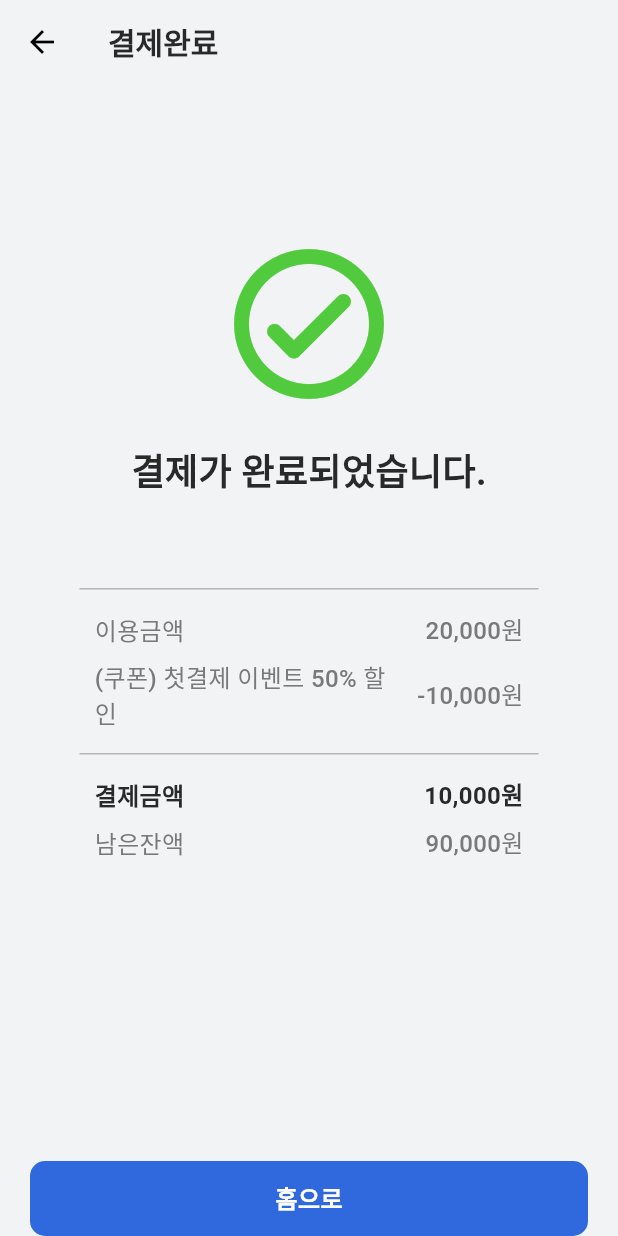
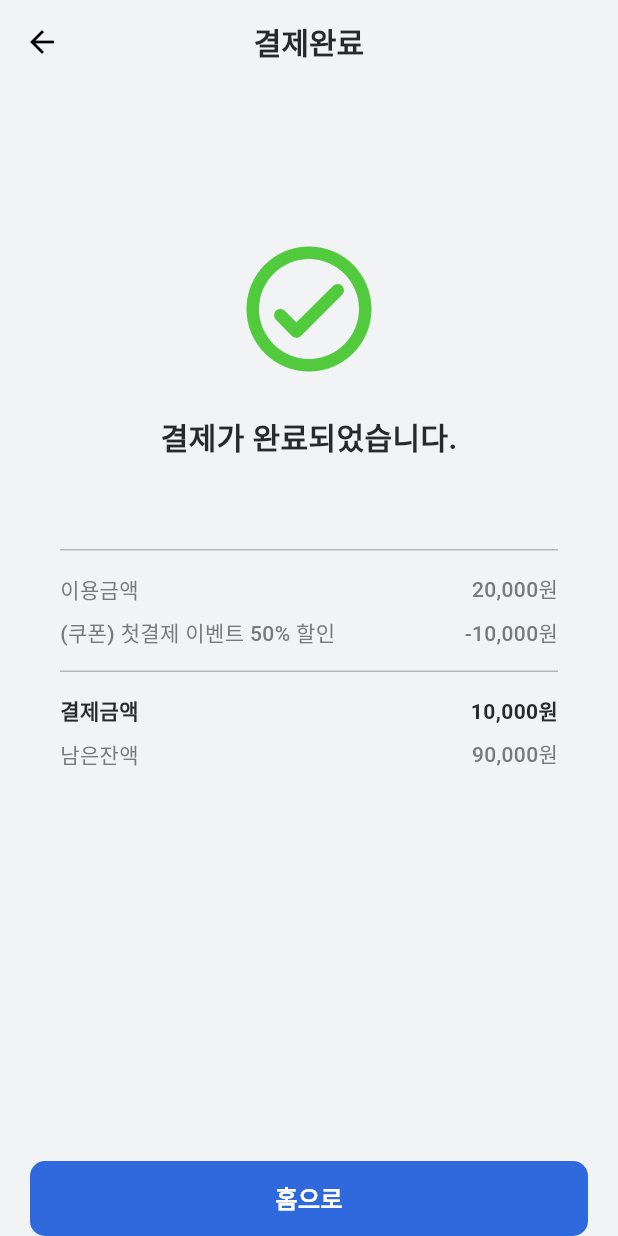
Before and after one commit to KIMSEUNGWO/All_Of_Football_Flutter, a Flutter app: the OrderCompleteWidget screen opened directly, on a phone screen of 412 x 824 dp. Run offline on Flutter 3.47's test engine with Material 3 defaults, Android fonts, the phone set to English and light mode, and no system bars; our stand-ins replace carousel_slider, flutter_riverpod, flutter_svg, shared_preferences, skeletonizer; missing offline and left inert: flutter_line_sdk; accounts and stored records are empty; Roboto replaces fonts that are missing (Pretendard); project files that could hold a hidden picture were left out.

Commit message:
feat : UI Font size 변경 및 centerTitle 변경

```diff
--- a/lib/widgets/form/field_match_form.dart
+++ b/lib/widgets/form/field_match_form.dart
@@ -59,7 +59,7 @@ class _FieldMatchFormWidgetState extends State<FieldMatchFormWidget> {
                         style: TextStyle(
                           color: Theme.of(context).colorScheme.primary,
                           fontWeight: FontWeight.w600,
-                          fontSize: Theme.of(context).textTheme.displaySmall!.fontSize,
+                          fontSize: Theme.of(context).textTheme.bodyLarge!.fontSize,
                         ),
                       ),
                       const SizedBox(width: 10,),
@@ -67,7 +67,7 @@ class _FieldMatchFormWidgetState extends State<FieldMatchFormWidget> {
                         style: TextStyle(
                           color: Theme.of(context).colorScheme.primary,
                           fontWeight: FontWeight.w600,
-                          fontSize: Theme.of(context).textTheme.displaySmall!.fontSize,
+                          fontSize: Theme.of(context).textTheme.bodyLarge!.fontSize,
                         ),
                       ),
                     ],
--- a/lib/widgets/pages/mainpages/match_list_page_new.dart
+++ b/lib/widgets/pages/mainpages/match_list_page_new.dart
@@ -4,16 +4,12 @@ import 'package:all_of_football/domain/enums/match_enums.dart';
 import 'package:all_of_football/domain/match/match_search_view.dart';
 import 'package:all_of_football/domain/search_condition.dart';
 import 'package:all_of_football/notifier/region_notifier.dart';
-import 'package:all_of_football/widgets/component/custom_container.dart';
 import 'package:all_of_football/widgets/component/custom_scroll_refresh.dart';
-import 'package:all_of_football/widgets/component/match_extra_data.dart';
 import 'package:all_of_football/widgets/component/match_list.dart';
 import 'package:all_of_football/widgets/component/search_data.dart';
-import 'package:all_of_football/widgets/pages/poppages/match_detail_page.dart';
 import 'package:all_of_football/widgets/pages/poppages/region_select_page.dart';
 import 'package:flutter/material.dart';
 
-import 'package:intl/intl.dart';
 import 'package:flutter_riverpod/flutter_riverpod.dart';
 import 'package:skeletonizer/skeletonizer.dart';
 
@@ -85,6 +81,7 @@ class _MatchListPageWidgetState extends ConsumerState<MatchListPageWidget> with
       appBar: AppBar(
         scrolledUnderElevation: 0,
         backgroundColor: Colors.white,
+        centerTitle: true,
         title: GestureDetector(
           onTap: () {
             Navigator.of(context).push(MaterialPageRoute(builder: (context) {
--- a/lib/widgets/pages/poppages/cash_receipt_page.dart
+++ b/lib/widgets/pages/poppages/cash_receipt_page.dart
@@ -48,6 +48,7 @@ class _CashReceiptWidgetState extends State<CashReceiptWidget> {
     return Scaffold(
       appBar: AppBar(
         scrolledUnderElevation: 0,
+        centerTitle: true,
         title: Text('캐시 내역'),
       ),
       body: Padding(
--- a/lib/widgets/pages/poppages/field_detail_page.dart
+++ b/lib/widgets/pages/poppages/field_detail_page.dart
@@ -32,7 +32,7 @@ class _FieldDetailWidgetState extends State<FieldDetailWidget> {
   fetchField() async {
     field = widget.field ??
         Field(2, '안양대학교 SKY 풋살파크 C구장',
-          Address('서울 마포구 독막로 2', Region.TAITO, 0, 0),
+          Address('서울 마포구 독막로 2', Region.TAITO, 35.757721, 139.527805),
           FieldData(Parking.FREE, Shower.Y, Toilet.N, 123, 40, 10000),
           '뭐가 없고~ 뭐가 있고~',
           [
--- a/lib/widgets/pages/poppages/match_history_page.dart
+++ b/lib/widgets/pages/poppages/match_history_page.dart
@@ -85,6 +85,7 @@ class _MatchHistoryWidgetState extends State<MatchHistoryWidget> {
       appBar: AppBar(
         scrolledUnderElevation: 0,
         title: const Text('경기내역'),
+        centerTitle: true,
       ),
       body: Skeletonizer(
         enabled: _loading,
--- a/lib/widgets/pages/poppages/order_complete_page.dart
+++ b/lib/widgets/pages/poppages/order_complete_page.dart
@@ -55,6 +55,7 @@ class _OrderCompleteWidgetState extends State<OrderCompleteWidget> with SingleTi
       child: Scaffold(
         appBar: AppBar(
           title: Text('결제완료'),
+          centerTitle: true,
           // automaticallyImplyLeading: false, // 뒤로가기 숨김
         ),
         body: Padding(
@@ -72,7 +73,7 @@ class _OrderCompleteWidgetState extends State<OrderCompleteWidget> with SingleTi
                       child: const Icon(
                         Icons.check_circle_outline_rounded,
                         color: Color(0xFF52CA3E),
-                        size: 120,
+                        size: 100,
                       ),
                     ),
                   ),
@@ -81,7 +82,7 @@ class _OrderCompleteWidgetState extends State<OrderCompleteWidget> with SingleTi
                     style: TextStyle(
                       color: Theme.of(context).colorScheme.primary,
                       fontWeight: FontWeight.w600,
-                      fontSize: 24
+                      fontSize: Theme.of(context).textTheme.displayLarge!.fontSize
                     ),
                   )
                 ],
@@ -90,8 +91,8 @@ class _OrderCompleteWidgetState extends State<OrderCompleteWidget> with SingleTi
               Column(
                 children: [
                   Container(
-                    margin: const EdgeInsets.symmetric(horizontal: 33),
-                    padding: const EdgeInsets.symmetric(horizontal: 10, vertical: 15),
+                    margin: const EdgeInsets.symmetric(horizontal: 20),
+                    padding: const EdgeInsets.symmetric(vertical: 15),
                     decoration: BoxDecoration(
                       border: Border.symmetric(horizontal: BorderSide(
                         color: Theme.of(context).colorScheme.secondary.withOpacity(0.5),
@@ -105,13 +106,13 @@ class _OrderCompleteWidgetState extends State<OrderCompleteWidget> with SingleTi
                           children: [
                             Text('이용금액',
                               style: TextStyle(
-                                fontSize: Theme.of(context).textTheme.displaySmall!.fontSize,
+                                fontSize: Theme.of(context).textTheme.bodyLarge!.fontSize,
                                 fontWeight: FontWeight.w500
                               ),
                             ),
                             Text(AccountFormatter.format(widget.orderResult.totalPrice),
                               style: TextStyle(
-                                  fontSize: Theme.of(context).textTheme.displaySmall!.fontSize,
+                                  fontSize: Theme.of(context).textTheme.bodyLarge!.fontSize,
                                   fontWeight: FontWeight.w500
                               ),
                             ),
@@ -126,7 +127,7 @@ class _OrderCompleteWidgetState extends State<OrderCompleteWidget> with SingleTi
                               Expanded(
                                 child: Text('(쿠폰) ${widget.orderResult.coupon!.title}',
                                   style: TextStyle(
-                                    fontSize: Theme.of(context).textTheme.displaySmall!.fontSize,
+                                    fontSize: Theme.of(context).textTheme.bodyLarge!.fontSize,
                                     fontWeight: FontWeight.w500
                                   ),
                                   overflow: TextOverflow.fade,
@@ -135,7 +136,7 @@ class _OrderCompleteWidgetState extends State<OrderCompleteWidget> with SingleTi
                               const SizedBox(width: 10,),
                               Text(AccountFormatter.format(-1 * widget.orderResult.coupon!.discount),
                                 style: TextStyle(
-                                    fontSize: Theme.of(context).textTheme.displaySmall!.fontSize,
+                                    fontSize: Theme.of(context).textTheme.bodyLarge!.fontSize,
                                     fontWeight: FontWeight.w500
                                 ),
                               ),
@@ -145,8 +146,8 @@ class _OrderCompleteWidgetState extends State<OrderCompleteWidget> with SingleTi
                     ),
                   ),
                   Container(
-                    margin: const EdgeInsets.symmetric(horizontal: 33),
-                    padding: const EdgeInsets.symmetric(horizontal: 10, vertical: 15),
+                    margin: const EdgeInsets.symmetric(horizontal: 20),
+                    padding: const EdgeInsets.symmetric(vertical: 15),
                     child: Column(
                       children: [
 
@@ -155,14 +156,14 @@ class _OrderCompleteWidgetState extends State<OrderCompleteWidget> with SingleTi
                           children: [
                             Text('결제금액',
                               style: TextStyle(
-                                fontSize: Theme.of(context).textTheme.displaySmall!.fontSize,
+                                fontSize: Theme.of(context).textTheme.bodyLarge!.fontSize,
                                 fontWeight: FontWeight.w600,
                                 color: Theme.of(context).colorScheme.primary,
                               ),
                             ),
                             Text(AccountFormatter.format(widget.orderResult.finalPrice),
                               style: TextStyle(
-                                fontSize: Theme.of(context).textTheme.displaySmall!.fontSize,
+                                fontSize: Theme.of(context).textTheme.bodyLarge!.fontSize,
                                 fontWeight: FontWeight.w600,
                                 color: Theme.of(context).colorScheme.primary,
                               ),
@@ -176,7 +177,7 @@ class _OrderCompleteWidgetState extends State<OrderCompleteWidget> with SingleTi
                             Expanded(
                               child: Text('남은잔액',
                                 style: TextStyle(
-                                    fontSize: Theme.of(context).textTheme.displaySmall!.fontSize,
+                                    fontSize: Theme.of(context).textTheme.bodyLarge!.fontSize,
                                     fontWeight: FontWeight.w500
                                 ),
                                 overflow: TextOverflow.fade,
@@ -185,7 +186,7 @@ class _OrderCompleteWidgetState extends State<OrderCompleteWidget> with SingleTi
                             const SizedBox(width: 10,),
                             Text(AccountFormatter.format(widget.orderResult.remainCash),
                               style: TextStyle(
-                                  fontSize: Theme.of(context).textTheme.displaySmall!.fontSize,
+                                  fontSize: Theme.of(context).textTheme.bodyLarge!.fontSize,
                                   fontWeight: FontWeight.w500
                               ),
                             ),
```
Also changed, not shown: lib/component/coupon_calculator.dart (added, +12 -0 lines), lib/component/open_app.dart (+5 -2 lines), lib/widgets/pages/poppages/coupon_list_page.dart (+8 -7 lines), lib/widgets/pages/poppages/order_page.dart (+6 -5 lines), 2 other files.
